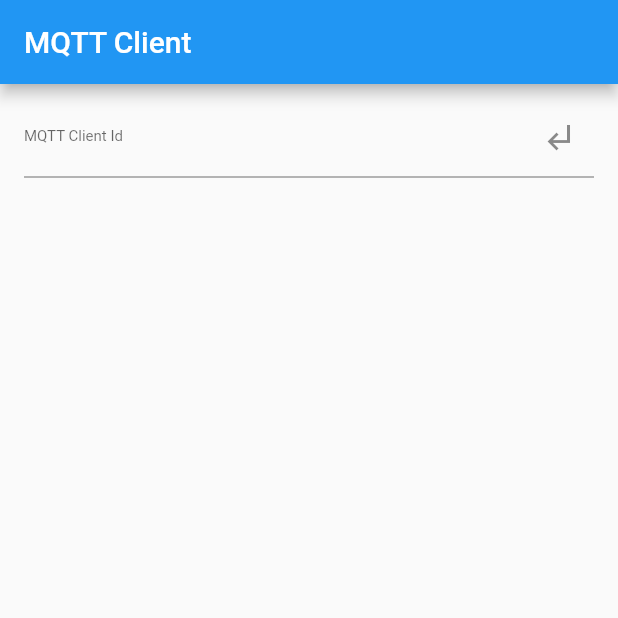
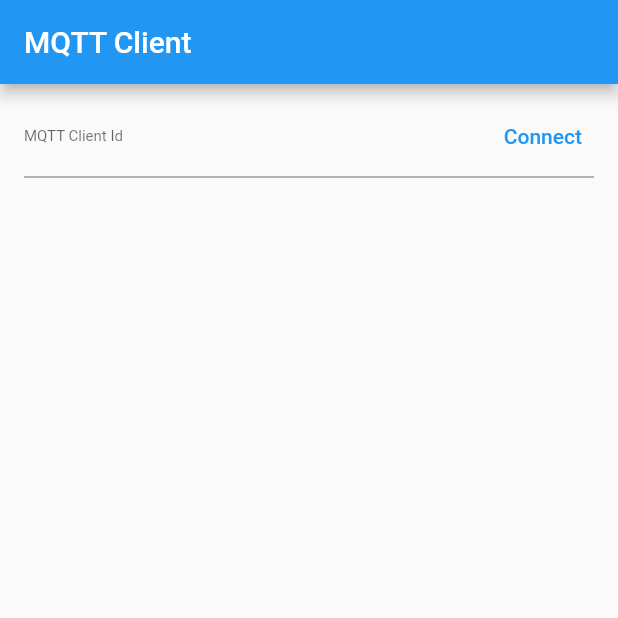
Before and after one commit to entest-hai/flutter_aws_iot, a Flutter app: the screen it shows after launch, on a phone screen of 412 x 824 dp, the top half of it. Run offline on Flutter 3.47's test engine with Material 2 defaults, Android fonts, the phone set to English and light mode, and no system bars; our stand-ins replace flutter_bloc; missing offline and left inert: mqtt_client.

Commit message:
connect and publish button

```diff
--- a/lib/view/awsiotapp.dart
+++ b/lib/view/awsiotapp.dart
@@ -127,8 +127,8 @@ class _MQTTClientState extends State<MQTTClient> {
               border: UnderlineInputBorder(),
               labelText: "Publish message",
               labelStyle: TextStyle(fontSize: 10),
-              suffixIcon: IconButton(
-                icon: Icon(Icons.subdirectory_arrow_left),
+              suffixIcon: TextButton(
+                child: Text("Publish"),
                 onPressed: () {
                   context
                       .read<MQTTClientRepository>()
@@ -155,12 +155,12 @@ class _MQTTClientState extends State<MQTTClient> {
                       border: UnderlineInputBorder(),
                       labelText: 'MQTT Client Id',
                       labelStyle: TextStyle(fontSize: 10),
-                      suffixIcon: IconButton(
-                        icon: Icon(Icons.subdirectory_arrow_left),
+                      suffixIcon: TextButton(
                         onPressed: () {
                           context.read<MQTTBloc>().add(MQTTConnect(
                               clientId: "testDevice", context: context));
                         },
+                        child: Text("Connect"),
                       ))),
             )
           ],
```
